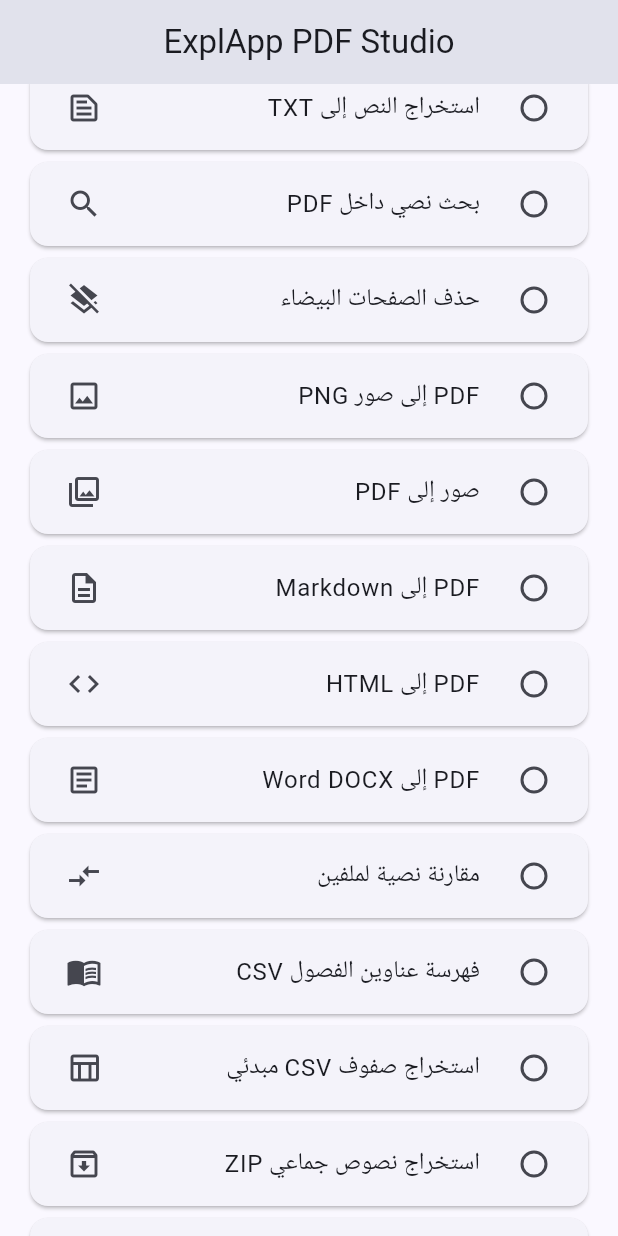
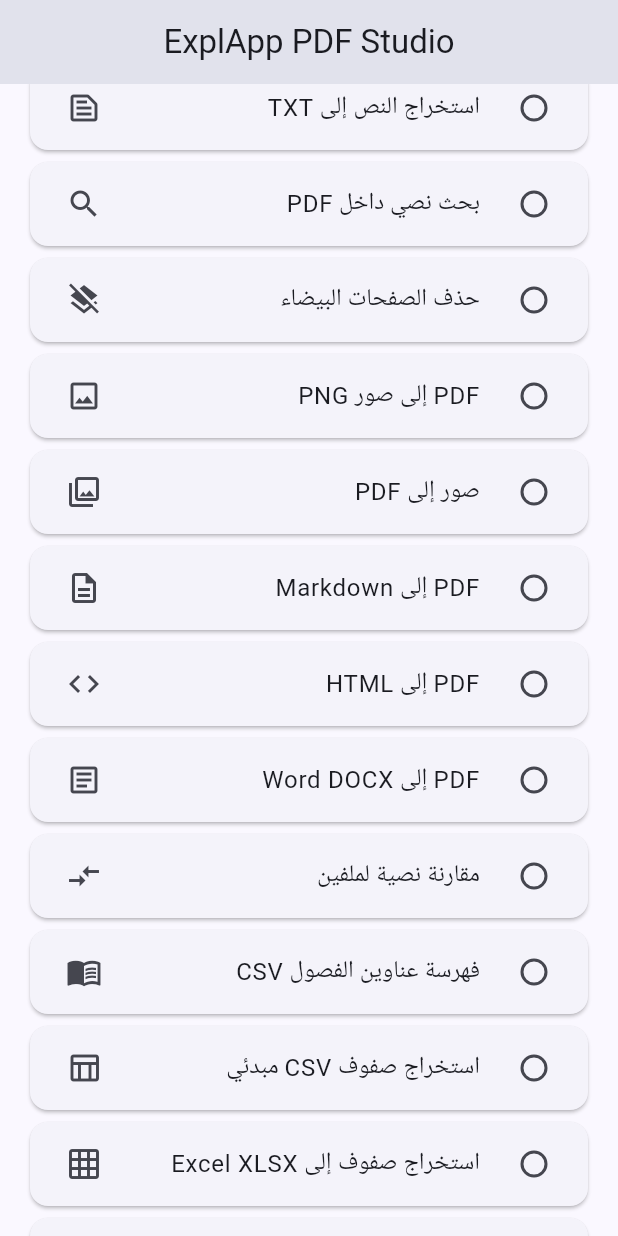
Before and after one commit to aljwaal1/ExplApp-PDF-Studio, a Flutter app: the screen it shows after launch, scrolled down 576 dp, on a phone screen of 412 x 824 dp. Run offline on Flutter 3.47's test engine with Material 3 defaults, Android fonts, the phone set to English and light mode, and no system bars; our stand-ins replace file_picker, open_filex, share_plus.

Commit message:
feat(flutter): create basic native XLSX workbooks from detected text columns

```diff
--- a/flutter_native/lib/main.dart
+++ b/flutter_native/lib/main.dart
@@ -90,7 +90,7 @@ class _StudioHomeState extends State<StudioHome> {
     setState(() {busy = true; result = null; error = null;});
     try {
       final folder = await getApplicationDocumentsDirectory();
-      final extension = <String,String>{'text':'txt','search':'txt','render':'zip','markdown':'md','html':'html','docx':'docx','compare':'txt','chapters':'csv','tables':'csv','batch':'zip','chapterpdf':'zip','batchmerge':'pdf'}[mode] ?? 'pdf';
+      final extension = <String,String>{'text':'txt','search':'txt','render':'zip','markdown':'md','html':'html','docx':'docx','compare':'txt','chapters':'csv','tables':'csv','batch':'zip','chapterpdf':'zip','batchmerge':'pdf','xlsx':'xlsx'}[mode] ?? 'pdf';
       final name = 'ExplApp-${mode}-${DateTime.now().millisecondsSinceEpoch}.$extension';
       final path = '${folder.path}/$name';
       await channel.invokeMethod<void>('process', {
@@ -127,6 +127,7 @@ class _StudioHomeState extends State<StudioHome> {
       ('compare','مقارنة نصية لملفين',Icons.compare_arrows),
       ('chapters','فهرسة عناوين الفصول CSV',Icons.menu_book_outlined),
       ('tables','استخراج صفوف CSV مبدئي',Icons.table_chart_outlined),
+      ('xlsx','استخراج صفوف إلى Excel XLSX',Icons.grid_on_outlined),
       ('batch','استخراج نصوص جماعي ZIP',Icons.archive_outlined),
       ('chapterpdf','تقسيم فصول الكتاب PDF ZIP',Icons.auto_stories_outlined),
       ('batchmerge','دمج جماعي لملفات PDF',Icons.library_add_outlined),
```
